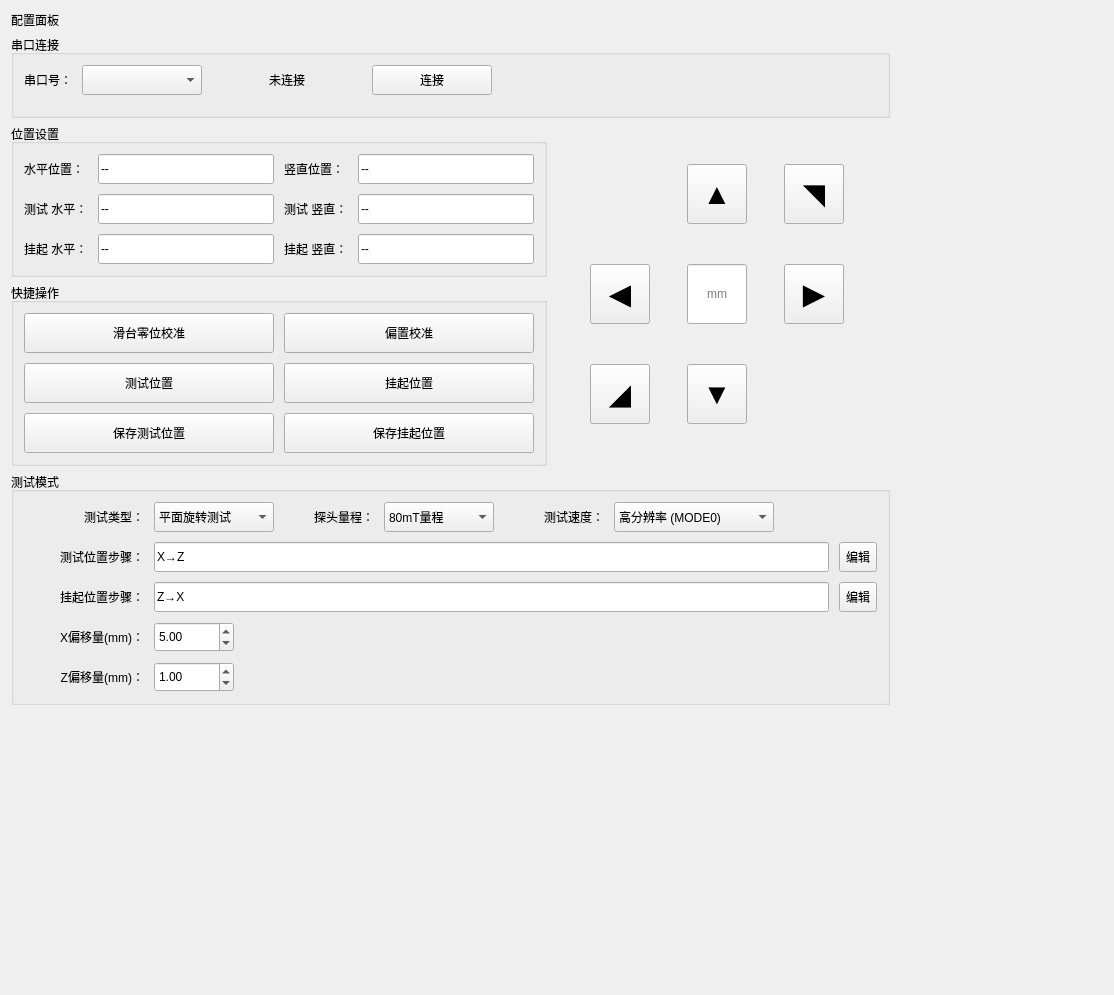
The window that src/ui/config_panel.ui (IceSugarZxy/MARS-pro) describes before a commit, drawn with Qt 5.
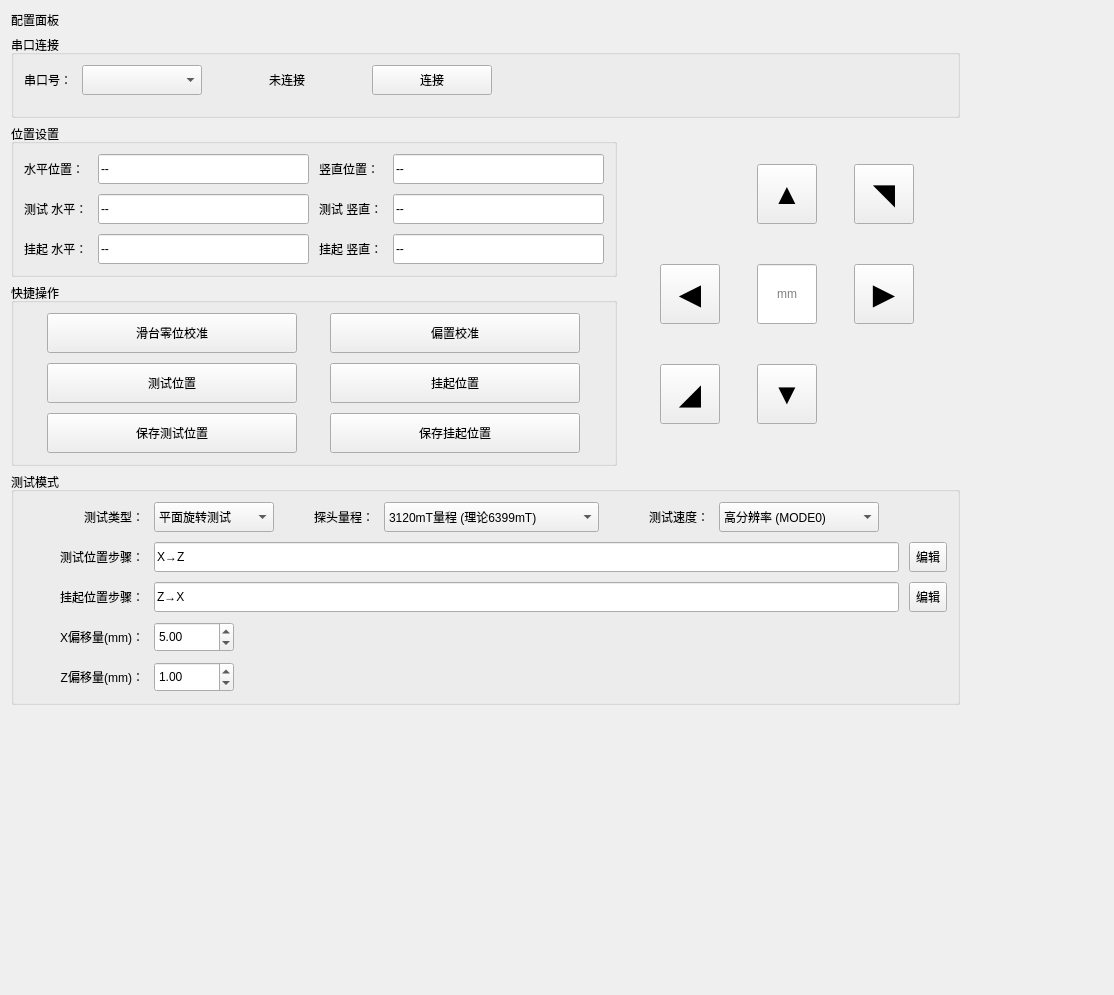
The same window after the commit.

Commit message: 2026-09-07 更新：按PGA档位换算与偏置自动匹配、连接后IDAC4/PGA同步、量程命名、Z轴系数修正及用户手册

What changed in the file:
```diff
--- a/src/ui/config_panel.ui
+++ b/src/ui/config_panel.ui
@@ -729,13 +729,13 @@
           </property>
           <property name="minimumSize">
            <size>
-            <width>110</width>
+          <width>215</width>
             <height>30</height>
            </size>
           </property>
           <item>
            <property name="text">
-            <string>80mT量程</string>
+          <string>3120mT量程 (理论6399mT)</string>
            </property>
           </item>
           <item>
```
Left out of the diff: 32 changed lines with no effect on the pictures. Lines whose indentation alone changed are shown as unchanged. The commit also changes 7 other files.
